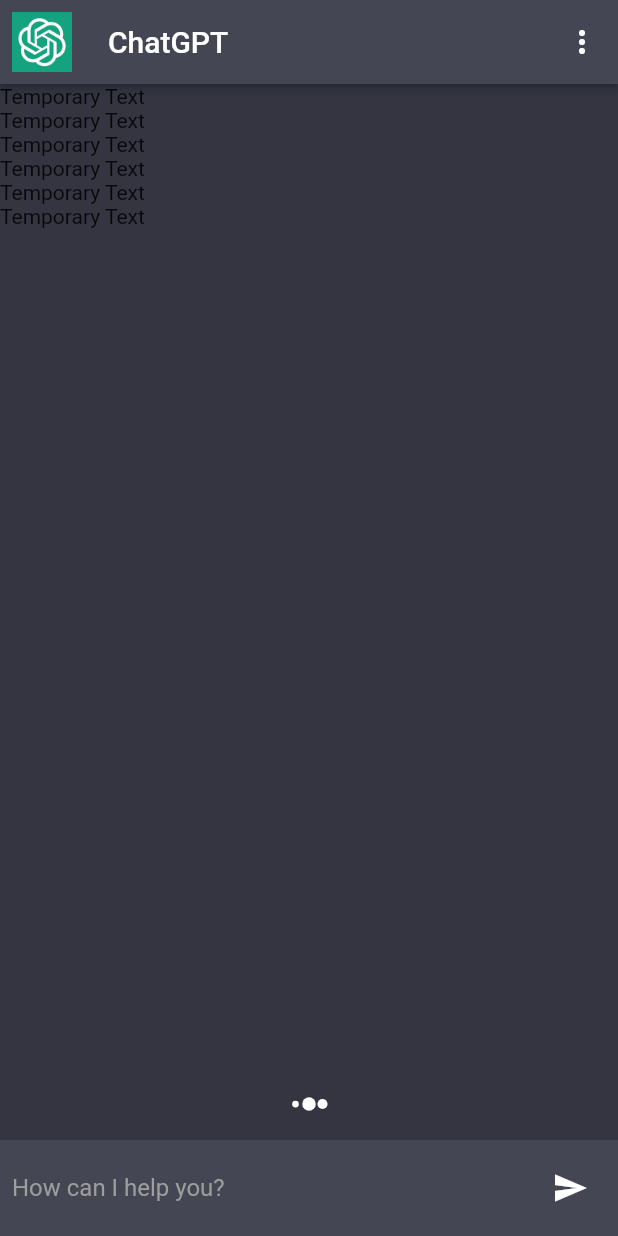
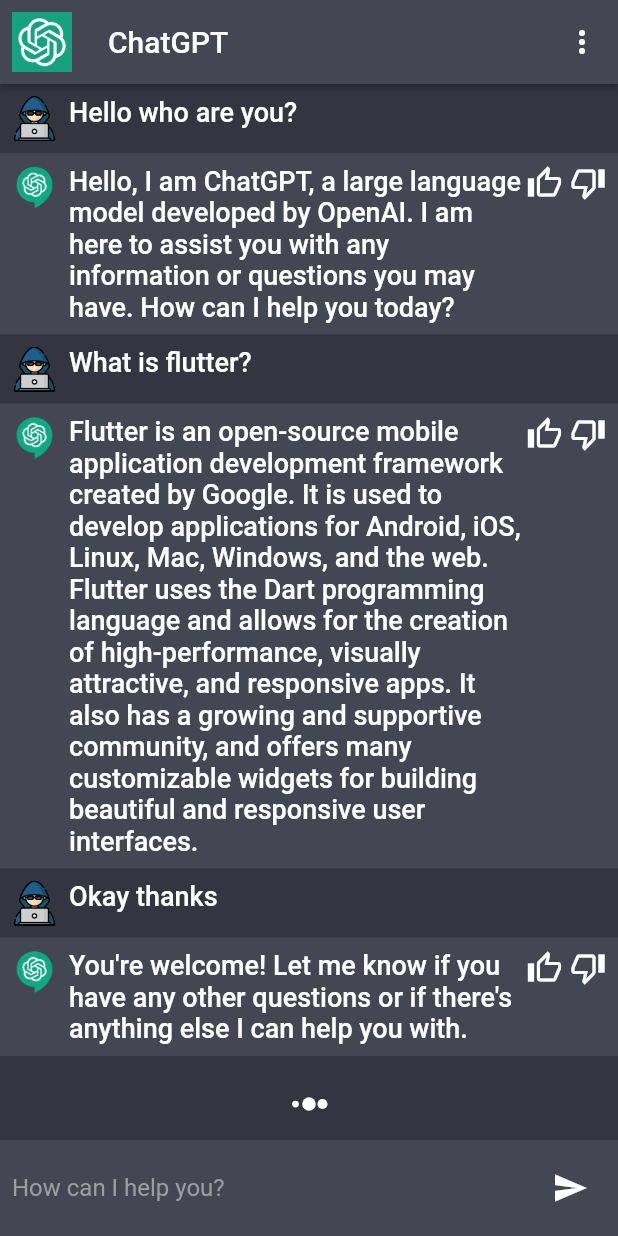
Before and after one commit to ahmedhosam283843/ChatGPT-App, a Flutter app: the screen it shows after launch, on a phone screen of 412 x 824 dp. Run offline on Flutter 3.47's test engine with Material 2 defaults, Android fonts, the phone set to English and light mode, and no system bars; our stand-ins replace flutter_spinkit.

Commit message:
feat: create chat widget

```diff
--- a/lib/constants/constants.dart
+++ b/lib/constants/constants.dart
@@ -2,3 +2,33 @@ import 'package:flutter/material.dart';
 
 Color scaffoldBackgroundColor = const Color(0xFF343541);
 Color cardColor = const Color(0xFF444654);
+
+final chatMessages = [
+  {
+    "msg": "Hello who are you?",
+    "chatIndex": 0,
+  },
+  {
+    "msg":
+        "Hello, I am ChatGPT, a large language model developed by OpenAI. I am here to assist you with any information or questions you may have. How can I help you today?",
+    "chatIndex": 1,
+  },
+  {
+    "msg": "What is flutter?",
+    "chatIndex": 0,
+  },
+  {
+    "msg":
+        "Flutter is an open-source mobile application development framework created by Google. It is used to develop applications for Android, iOS, Linux, Mac, Windows, and the web. Flutter uses the Dart programming language and allows for the creation of high-performance, visually attractive, and responsive apps. It also has a growing and supportive community, and offers many customizable widgets for building beautiful and responsive user interfaces.",
+    "chatIndex": 1,
+  },
+  {
+    "msg": "Okay thanks",
+    "chatIndex": 0,
+  },
+  {
+    "msg":
+        "You're welcome! Let me know if you have any other questions or if there's anything else I can help you with.",
+    "chatIndex": 1,
+  },
+];
--- a/lib/screens/chat_screen.dart
+++ b/lib/screens/chat_screen.dart
@@ -1,5 +1,6 @@
 import 'package:chatgpt_app/constants/constants.dart';
-import 'package:chatgpt_app/widgets/assests_manager.dart';
+import 'package:chatgpt_app/services/assests_manager.dart';
+import 'package:chatgpt_app/widgets/chat_widget.dart';
 import 'package:flutter/material.dart';
 import 'package:flutter/src/widgets/framework.dart';
 import 'package:flutter/src/widgets/placeholder.dart';
@@ -52,7 +53,11 @@ class _ChatScreenState extends State<ChatScreen> {
             child: ListView.builder(
                 itemCount: 6,
                 itemBuilder: (context, index) {
-                  return Text("Temporary Text");
+                  return ChatWidget(
+                    msg: chatMessages[index]["msg"].toString(),
+                    chatIndex:
+                        int.parse(chatMessages[index]["chatIndex"].toString()),
+                  );
                 }),
           ),
           if (_isTyping) ...[
--- a/lib/widgets/assests_manager.dart
+++ b/lib/services/assests_manager.dart
@@ -1,3 +1,4 @@
+
 class AssetManager {
   static String imagePath = "assests/images";
   static String userImage = "$imagePath/person.png";
--- /dev/null
+++ b/lib/widgets/chat_widget.dart
@@ -0,0 +1,54 @@
+import 'package:chatgpt_app/constants/constants.dart';
+import 'package:chatgpt_app/services/assests_manager.dart';
+import 'package:chatgpt_app/widgets/text_widget.dart';
+import 'package:flutter/material.dart';
+import 'package:flutter/src/widgets/framework.dart';
+import 'package:flutter/src/widgets/placeholder.dart';
+
+class ChatWidget extends StatelessWidget {
+  const ChatWidget({super.key, required this.chatIndex, required this.msg});
+
+  final int chatIndex;
+  final String msg;
+
+  @override
+  Widget build(BuildContext context) {
+    return Column(
+      children: [
+        Material(
+          color: chatIndex == 0 ? scaffoldBackgroundColor : cardColor,
+          child: Padding(
+            padding: const EdgeInsets.all(8.0),
+            child: Row(crossAxisAlignment: CrossAxisAlignment.start, children: [
+              Image.asset(
+                chatIndex == 0 ? AssetManager.userImage : AssetManager.botImage,
+                height: 30,
+                width: 30,
+              ),
+              SizedBox(
+                width: 8,
+              ),
+              Expanded(child: TextWidget(label: msg)),
+              chatIndex == 0
+                  ? SizedBox.shrink()
+                  : Row(
+                      mainAxisSize: MainAxisSize.min,
+                      mainAxisAlignment: MainAxisAlignment.end,
+                      children: const [
+                        Icon(
+                          color: Colors.white,
+                          Icons.thumb_up_alt_outlined,
+                        ),
+                        SizedBox(
+                          width: 5,
+                        ),
+                        Icon(Icons.thumb_down_alt_outlined, color: Colors.white)
+                      ],
+                    ),
+            ]),
+          ),
+        )
+      ],
+    );
+  }
+}
--- /dev/null
+++ b/lib/widgets/text_widget.dart
@@ -0,0 +1,28 @@
+import 'package:flutter/material.dart';
+
+class TextWidget extends StatelessWidget {
+  const TextWidget(
+      {Key? key,
+      this.color,
+      required this.label,
+      this.fontSize = 18,
+      this.fontWeight})
+      : super(key: key);
+
+  final Color? color;
+  final FontWeight? fontWeight;
+  final double fontSize;
+  final String label;
+
+  @override
+  Widget build(BuildContext context) {
+    return Text(
+      label,
+      style: TextStyle(
+        fontSize: fontSize,
+        fontWeight: fontWeight ?? FontWeight.w500,
+        color: color ?? Colors.white,
+      ),
+    );
+  }
+}
```
